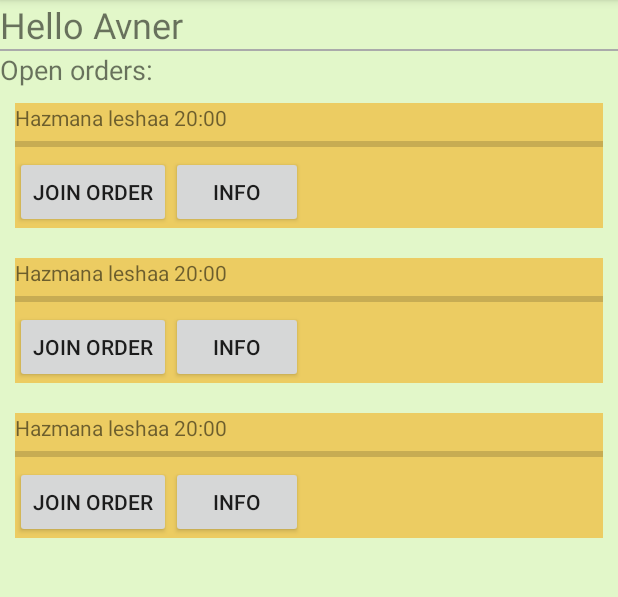
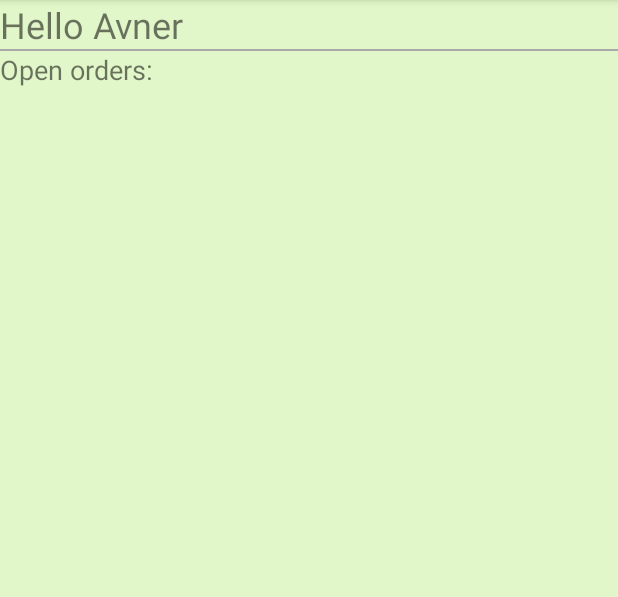
Before and after one commit to nir-ya/Software_UX-pr2, an Android app: the screen it shows after launch (MainActivity), on a phone screen of 412 x 824 dp, the part 84-681 px from its top. Run offline under Robolectric (Android 15) with nearby library versions, the phone set to English and light mode, and no system bars; our stand-ins replace Firebase (no records; nobody signed in at launch, a user with empty details on screens opened directly).

Commit message:
update main layout from firestore - POC

```diff
--- a/app/src/main/java/com/example/myapplication/MainActivity.java
+++ b/app/src/main/java/com/example/myapplication/MainActivity.java
@@ -1,14 +1,57 @@
 package com.example.myapplication;
 
 import androidx.appcompat.app.AppCompatActivity;
+import androidx.recyclerview.widget.LinearLayoutManager;
+import androidx.recyclerview.widget.RecyclerView;
+
 import android.os.Bundle;
+import android.text.Layout;
+import android.widget.LinearLayout;
+
+
+import com.firebase.ui.firestore.FirestoreRecyclerOptions;
+import com.google.firebase.firestore.CollectionReference;
 import com.google.firebase.firestore.FirebaseFirestore;
+import com.google.firebase.firestore.Query;
 
 public class MainActivity extends AppCompatActivity {
+    private  FirebaseFirestore db = FirebaseFirestore.getInstance();
+    private CollectionReference ordersRef = db.collection("Orders");
 
+    private OrderListItemAdapter adapter;
     @Override
     protected void onCreate(Bundle savedInstanceState) {
         super.onCreate(savedInstanceState);
         setContentView(R.layout.activity_main);
+
+        setUpRecyclerView();
+
+    }
+
+    private void setUpRecyclerView() {
+        Query query = ordersRef.orderBy("orderTime",Query.Direction.DESCENDING);
+
+        FirestoreRecyclerOptions options = new FirestoreRecyclerOptions.Builder<OrderListItem>().setQuery(query,OrderListItem.class)
+                .build();
+        adapter = new OrderListItemAdapter(options);
+
+        RecyclerView recyclerView = findViewById(R.id.orders_recycler_view);
+        LinearLayoutManager layout =new LinearLayoutManager(this);
+        layout.setOrientation(RecyclerView.VERTICAL);
+        recyclerView.setLayoutManager(layout);
+        recyclerView.setAdapter(adapter);
+
+    }
+
+    @Override
+    protected void onStart() {
+        super.onStart();
+        adapter.startListening();
+    }
+
+    @Override
+    protected void onStop() {
+        super.onStop();
+        adapter.stopListening();
     }
 }
--- a/app/src/main/res/layout/activity_main.xml
+++ b/app/src/main/res/layout/activity_main.xml
@@ -29,132 +29,13 @@
         android:text="Open orders:"
         android:textSize="18sp" />
 
-    <LinearLayout
-        android:layout_below="@id/orders"
+
+
+    <androidx.recyclerview.widget.RecyclerView
         android:layout_width="match_parent"
         android:layout_height="match_parent"
-
-        android:orientation="vertical">
-
-        <RelativeLayout
-
-            android:layout_width="wrap_content"
-            android:layout_height="wrap_content"
-            android:layout_margin="10dp"
-            android:background="#ECCC62">
-
-            <TextView
-                android:id="@+id/title0"
-                android:layout_width="wrap_content"
-                android:layout_height="wrap_content"
-                android:text="Hazmana leshaa 20:00" />
-
-            <ProgressBar
-                android:id="@+id/progress0"
-                style="@style/Widget.AppCompat.ProgressBar.Horizontal"
-                android:layout_width="match_parent"
-                android:layout_height="wrap_content"
-                android:layout_below="@id/title0"
-                android:max="70">
-
-
-            </ProgressBar>
-
-            <Button
-                android:id="@+id/btn_join0"
-                android:layout_width="wrap_content"
-                android:layout_height="wrap_content"
-                android:layout_below="@id/progress0"
-                android:text="Join Order" />
-
-            <Button
-                android:id="@+id/btn_info0"
-                android:layout_width="wrap_content"
-                android:layout_height="wrap_content"
-                android:layout_below="@id/progress0"
-                android:layout_toRightOf="@id/btn_join0"
-                android:text="info" />
-        </RelativeLayout>
-        <RelativeLayout
-
-            android:layout_width="wrap_content"
-            android:layout_height="wrap_content"
-            android:layout_margin="10dp"
-            android:background="#ECCC62">
-
-            <TextView
-                android:id="@+id/title1"
-                android:layout_width="wrap_content"
-                android:layout_height="wrap_content"
-                android:text="Hazmana leshaa 20:00" />
-
-            <ProgressBar
-                android:id="@+id/progress1"
-                style="@style/Widget.AppCompat.ProgressBar.Horizontal"
-                android:layout_width="match_parent"
-                android:layout_height="wrap_content"
-                android:layout_below="@id/title1"
-                android:max="70">
-
-
-            </ProgressBar>
-
-            <Button
-                android:id="@+id/btn_join1"
-                android:layout_width="wrap_content"
-                android:layout_height="wrap_content"
-                android:layout_below="@id/progress1"
-                android:text="Join Order" />
-
-            <Button
-                android:id="@+id/btn_info1"
-                android:layout_width="wrap_content"
-                android:layout_height="wrap_content"
-                android:layout_below="@id/progress1"
-                android:layout_toRightOf="@id/btn_join1"
-                android:text="info" />
-        </RelativeLayout>
-        <RelativeLayout
-
-            android:layout_width="wrap_content"
-            android:layout_height="wrap_content"
-            android:layout_margin="10dp"
-            android:background="#ECCC62">
-
-            <TextView
-                android:id="@+id/title2"
-                android:layout_width="wrap_content"
-                android:layout_height="wrap_content"
-                android:text="Hazmana leshaa 20:00" />
-
-            <ProgressBar
-                android:id="@+id/progress2"
-                style="@style/Widget.AppCompat.ProgressBar.Horizontal"
-                android:layout_width="match_parent"
-                android:layout_height="wrap_content"
-                android:layout_below="@id/title2"
-                android:max="70">
-
-
-            </ProgressBar>
-
-            <Button
-                android:id="@+id/btn_join2"
-                android:layout_width="wrap_content"
-                android:layout_height="wrap_content"
-                android:layout_below="@id/progress2"
-                android:text="Join Order" />
-
-            <Button
-                android:id="@+id/btn_info2"
-                android:layout_width="wrap_content"
-                android:layout_height="wrap_content"
-                android:layout_below="@id/progress2"
-                android:layout_toRightOf="@id/btn_join2"
-                android:text="info" />
-        </RelativeLayout>
-
-
-    </LinearLayout>
+        android:scrollbars="vertical"
+        android:id="@+id/orders_recycler_view"
+        android:layout_below="@id/orders"/>
 
 </RelativeLayout>
--- a/build.gradle
+++ b/build.gradle
@@ -9,6 +9,7 @@ buildscript {
     dependencies {
         classpath 'com.google.gms:google-services:4.3.3'
         classpath 'com.android.tools.build:gradle:3.5.3'
+
 
         // NOTE: Do not place your application dependencies here; they belong
         // in the individual module build.gradle files
```
Also changed, not shown: app/build.gradle (+14 -0 lines), app/src/main/java/com/example/myapplication/OrderListItem.java (added, +19 -0 lines), app/src/main/java/com/example/myapplication/OrderListItemAdapter.java (added, +45 -0 lines), app/src/main/res/layout/order_list_item.xml (added, +49 -0 lines).
